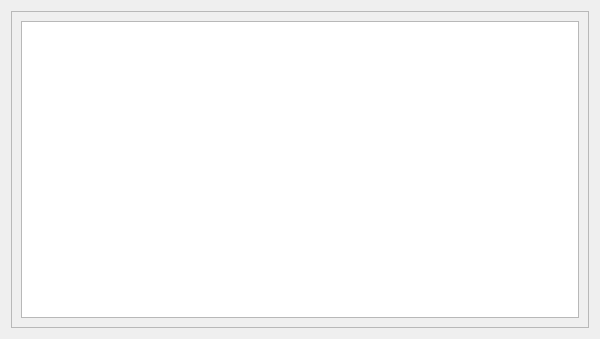
This is Modules/Autopark/View/MainFormAutopark/mainformautopark.ui in Sakton/CONVEYANCE_Q as Qt 5 draws it before an edit. The edited form follows.
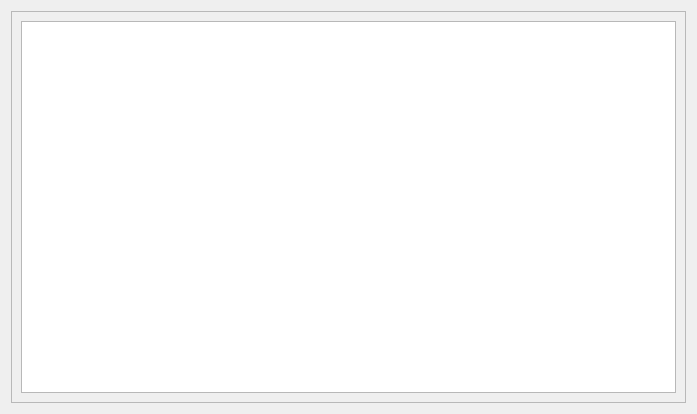
This is the edited form.

What changed in the file:
```diff
--- a/Modules/Autopark/View/MainFormAutopark/mainformautopark.ui
+++ b/Modules/Autopark/View/MainFormAutopark/mainformautopark.ui
@@ -6,8 +6,8 @@
    <rect>
     <x>0</x>
     <y>0</y>
-    <width>600</width>
-    <height>339</height>
+    <width>697</width>
+    <height>414</height>
    </rect>
   </property>
   <property name="minimumSize">
```
